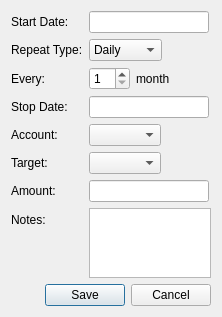
Mouchnino/moneyguru, file qt/ui/budget_panel.ui: the form before one commit.
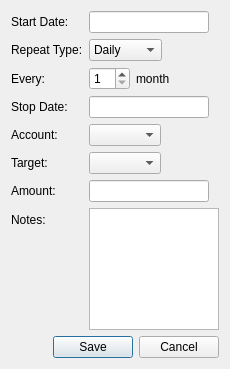
The form after the commit. Custom widgets are drawn as their Qt base class.

Patch:
```diff
--- a/qt/ui/budget_panel.ui
+++ b/qt/ui/budget_panel.ui
@@ -6,8 +6,8 @@
    <rect>
     <x>0</x>
     <y>0</y>
-    <width>222</width>
-    <height>227</height>
+    <width>230</width>
+    <height>369</height>
    </rect>
   </property>
   <property name="windowTitle">
```
Left out of the diff: 1 changed line with no effect on the pictures.
